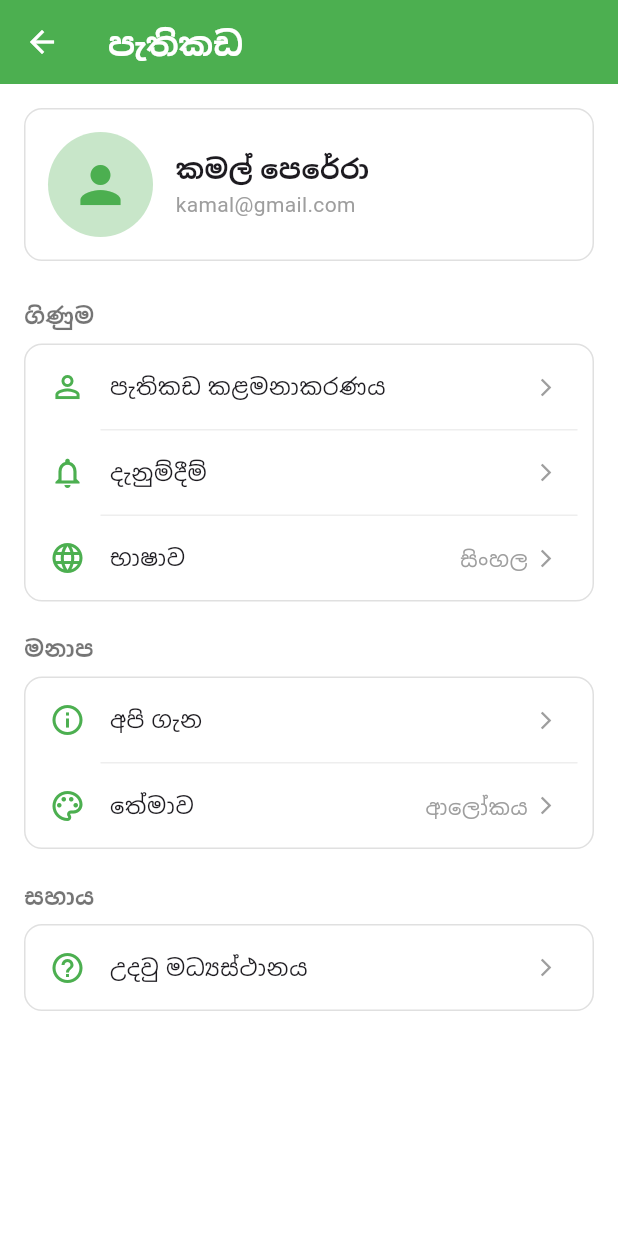
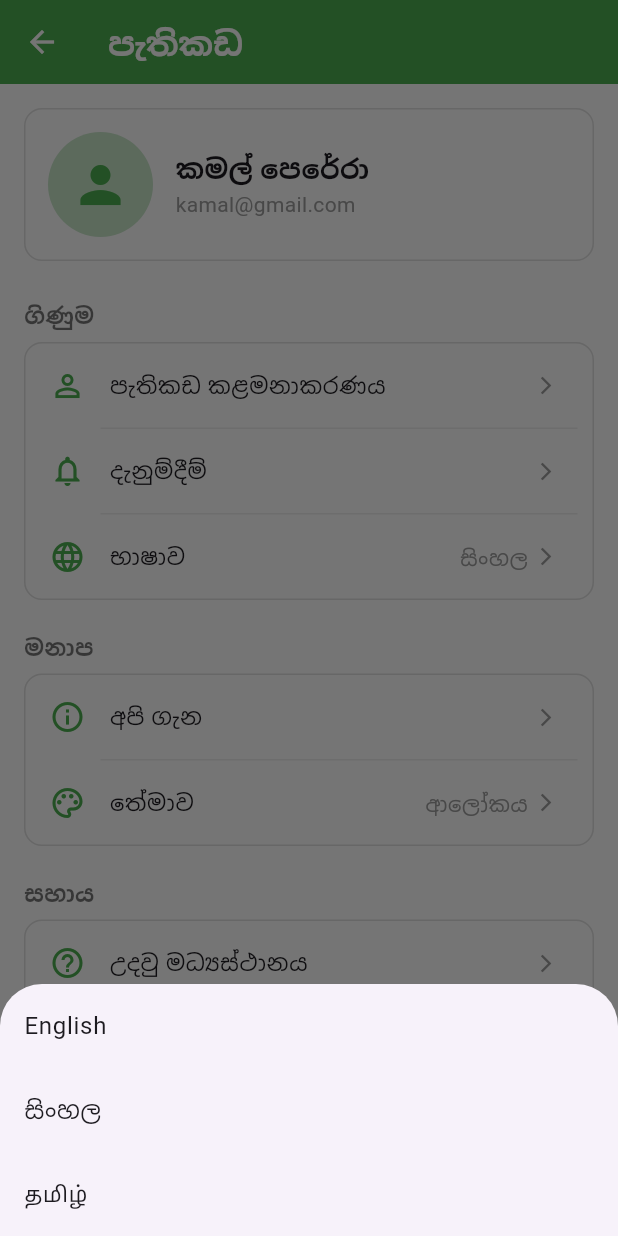
Before and after one commit to duvindupiyumika/govi_app, a Flutter app: the ProfileScreen screen opened directly, after a tap on "භාෂාව", on a phone screen of 412 x 824 dp. Run offline on Flutter 3.47's test engine with Material 3 defaults, Android fonts, the light colour scheme and no system bars.

Commit message:
Added multi language support for profile page

```diff
--- a/lib/screens/profile/profile_screen.dart
+++ b/lib/screens/profile/profile_screen.dart
@@ -1,16 +1,75 @@
 import 'package:flutter/material.dart';
 
-class ProfileScreen extends StatelessWidget {
+class ProfileScreen extends StatefulWidget {
   const ProfileScreen({super.key});
 
   @override
+  State<ProfileScreen> createState() => _ProfileScreenState();
+}
+
+class _ProfileScreenState extends State<ProfileScreen> {
+  String selectedLang = "si";
+
+  final Map<String, Map<String, String>> localizedText = {
+    'en': {
+      'title': 'Profile',
+      'account': 'Account',
+      'manage': 'Manage Profile',
+      'notif': 'Notifications',
+      'lang': 'Language',
+      'lang_name': 'English',
+      'pref': 'Preferences',
+      'about': 'About Us',
+      'theme': 'Theme',
+      'theme_mode': 'Light',
+      'support': 'Support',
+      'help': 'Help Center',
+    },
+    'si': {
+      'title': 'පැතිකඩ',
+      'account': 'ගිණුම',
+      'manage': 'පැතිකඩ කළමනාකරණය',
+      'notif': 'දැනුම්දීම්',
+      'lang': 'භාෂාව',
+      'lang_name': 'සිංහල',
+      'pref': 'මනාප',
+      'about': 'අපි ගැන',
+      'theme': 'තේමාව',
+      'theme_mode': 'ආලෝකය',
+      'support': 'සහාය',
+      'help': 'උදවු මධ්‍යස්ථානය',
+    },
+    'ta': {
+      'title': 'சுயவிவரம்',
+      'account': 'கணக்கு',
+      'manage': 'சுயவிவரத்தை நிர்வகி',
+      'notif': 'அறிவிப்புகள்',
+      'lang': 'மொழி',
+      'lang_name': 'தமிழ்',
+      'pref': 'விருப்பத்தேர்வுகள்',
+      'about': 'எங்களைப் பற்றி',
+      'theme': 'தீம்',
+      'theme_mode': 'ஒளி',
+      'support': 'ஆதரவு',
+      'help': 'உதவி மையம்',
+    },
+  };
+
+  void changeLanguage(String langCode) {
+    setState(() {
+      selectedLang = langCode;
+    });
+  }
+
+  @override
   Widget build(BuildContext context) {
+    var t = localizedText[selectedLang]!;
+
     return Scaffold(
       backgroundColor: Colors.white,
       appBar: AppBar(
-        title: const Text('පැතිකඩ', style: TextStyle(color: Colors.white, fontWeight: FontWeight.bold)),
+        title: Text(t['title']!, style: const TextStyle(color: Colors.white, fontWeight: FontWeight.bold)),
         backgroundColor: Colors.green,
-        centerTitle: false,
         elevation: 0,
       ),
       body: SingleChildScrollView(
@@ -18,7 +77,7 @@ class ProfileScreen extends StatelessWidget {
         child: Column(
           crossAxisAlignment: CrossAxisAlignment.start,
           children: [
-            // 1. User Info Section
+            // User Info Section
             Container(
               padding: const EdgeInsets.all(15),
               decoration: BoxDecoration(
@@ -44,38 +103,35 @@ class ProfileScreen extends StatelessWidget {
                 ],
               ),
             ),
-
             const SizedBox(height: 25),
 
-            // 2. Account Section
-            const Text("ගිණුම ", style: TextStyle(fontSize: 15, fontWeight: FontWeight.bold, color: Colors.black54)),
+            // Account Section
+            Text(t['account']!, style: const TextStyle(fontSize: 15, fontWeight: FontWeight.bold, color: Colors.black54)),
             const SizedBox(height: 8),
             _buildSectionBox([
-              _buildMenuItem(Icons.person_outline, "පැතිකඩ කළමනාකරණය"),
+              _buildMenuItem(Icons.person_outline, t['manage']!),
               _buildDivider(),
-              _buildMenuItem(Icons.notifications_none, "දැනුම්දීම්"),
+              _buildMenuItem(Icons.notifications_none, t['notif']!),
               _buildDivider(),
-              _buildMenuItem(Icons.language, "භාෂාව", trailingText: "සිංහල"),
+              _buildMenuItem(Icons.language, t['lang']!, trailingText: t['lang_name']!, onTap: () {
+                _showLanguageDialog();
+              }),
             ]),
 
             const SizedBox(height: 20),
-
-            // 3. Preferences Section
-            const Text("මනාප ", style: TextStyle(fontSize: 15, fontWeight: FontWeight.bold, color: Colors.black54)),
+            Text(t['pref']!, style: const TextStyle(fontSize: 15, fontWeight: FontWeight.bold, color: Colors.black54)),
             const SizedBox(height: 8),
             _buildSectionBox([
-              _buildMenuItem(Icons.info_outline, "අපි ගැන"),
+              _buildMenuItem(Icons.info_outline, t['about']!),
               _buildDivider(),
-              _buildMenuItem(Icons.palette_outlined, "තේමාව", trailingText: "ආලෝකය"),
+              _buildMenuItem( Icons.palette_outlined, t['theme']!, trailingText: t['theme_mode']!),
             ]),
 
             const SizedBox(height: 20),
-
-            // 4. Support Section
-            const Text("සහාය ", style: TextStyle(fontSize: 15, fontWeight: FontWeight.bold, color: Colors.black54)),
+            Text(t['support']!, style: const TextStyle(fontSize: 15, fontWeight: FontWeight.bold, color: Colors.black54)),
             const SizedBox(height: 8),
             _buildSectionBox([
-              _buildMenuItem(Icons.help_outline, "උදවු මධ්‍යස්ථානය"),
+              _buildMenuItem(Icons.help_outline, t['help']!),
             ]),
           ],
         ),
@@ -83,6 +139,21 @@ class ProfileScreen extends StatelessWidget {
     );
   }
 
+  void _showLanguageDialog() {
+    showModalBottomSheet(
+      context: context,
+      builder: (context) {
+        return Column(
+          mainAxisSize: MainAxisSize.min,
+          children: [
+            ListTile(title: const Text("English"), onTap: () { changeLanguage("en"); Navigator.pop(context); }),
+            ListTile(title: const Text("සිංහල"), onTap: () { changeLanguage("si"); Navigator.pop(context); }),
+            ListTile(title: const Text("தமிழ்"), onTap: () { changeLanguage("ta"); Navigator.pop(context); }),
+          ],
+        );
+      },
+    );
+  }
 
   Widget _buildSectionBox(List<Widget> children) {
     return Container(
@@ -95,26 +166,21 @@ class ProfileScreen extends StatelessWidget {
     );
   }
 
+  Widget _buildDivider() => Divider(height: 1, indent: 50, endIndent: 10, color: Colors.grey[200]);
 
-  Widget _buildDivider() {
-    return Divider(height: 1, indent: 50, endIndent: 10, color: Colors.grey[200]);
-  }
-
-
-  Widget _buildMenuItem(IconData icon, String title, {String? trailingText}) {
+  Widget _buildMenuItem(IconData icon, String title, {String? trailingText, VoidCallback? onTap}) {
     return ListTile(
       leading: Icon(icon, color: Colors.green),
       title: Text(title, style: const TextStyle(fontSize: 15)),
       trailing: Row(
         mainAxisSize: MainAxisSize.min,
         children: [
-          if (trailingText != null)
-            Text(trailingText, style: const TextStyle(color: Colors.grey, fontSize: 14)),
+          if (trailingText != null) Text(trailingText, style: const TextStyle(color: Colors.grey, fontSize: 14)),
           const SizedBox(width: 5),
           const Icon(Icons.arrow_forward_ios, size: 14, color: Colors.grey),
         ],
       ),
-      onTap: () {},
+      onTap: onTap,
     );
   }
 }
```
